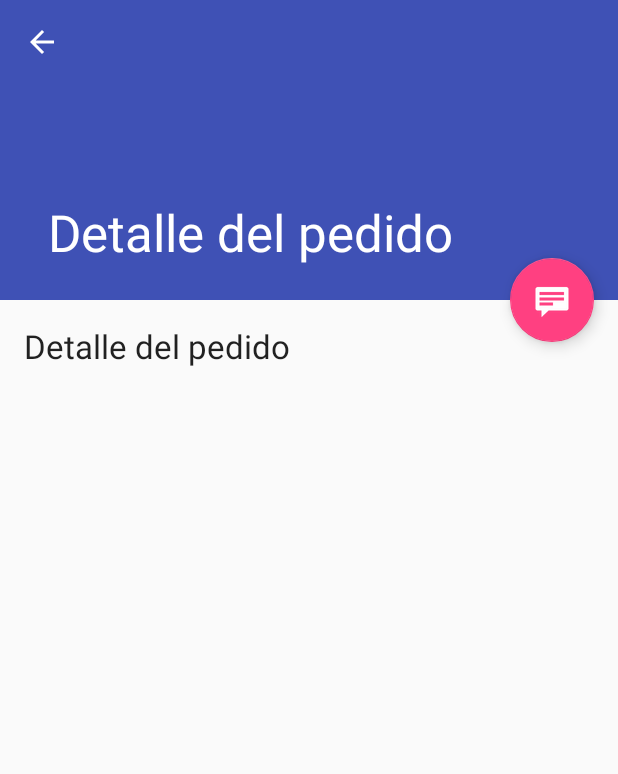
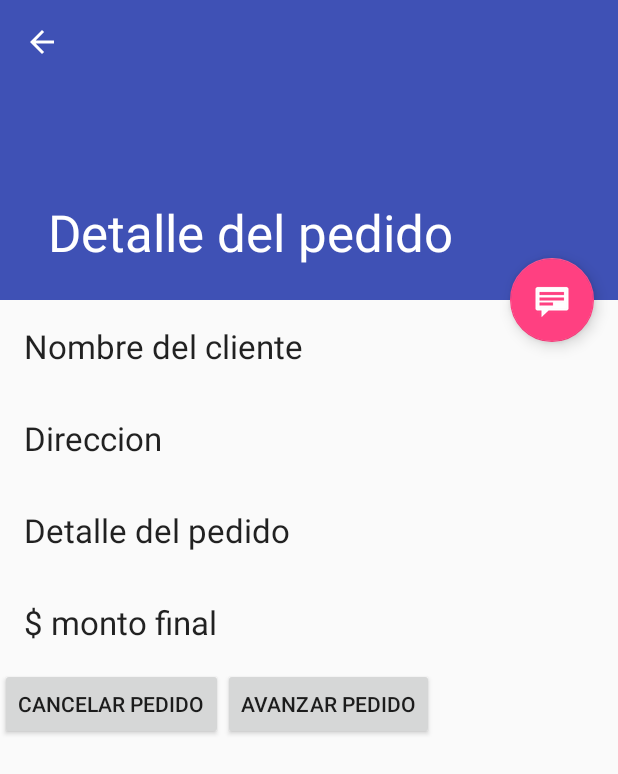
Before and after one commit to MartinEGonzalez95/TrabajoCIU, an Android app: the PedidoDetailFragment screen opened directly, with no data from a screen before it, on a phone screen of 412 x 824 dp. Shown: the top 774 px of the screen. Run offline under Robolectric (Android 15) with nearby library versions, the phone set to English and light mode, and no system bars; 2 statements that could not run were skipped.

Commit message:
se modificaron las vistas.

```diff
--- a/ClienteAndroid/app/src/main/java/edu/unq/tpi/ciu/dreamteam/clientedominosandroid/PedidoListActivity.java
+++ b/ClienteAndroid/app/src/main/java/edu/unq/tpi/ciu/dreamteam/clientedominosandroid/PedidoListActivity.java
@@ -73,7 +73,7 @@ public class PedidoListActivity extends AppCompatActivity {
             mTwoPane = true;
         }
 
-        final String BASE_URL = "http://localhost:9100";
+        final String BASE_URL = "http://10.12.5.96:9100/";
         final LoginBody usr = new LoginBody("Fperez","1234");
 
         Retrofit retrofit = new Retrofit.Builder()
--- a/DeliveryAndroid/app/src/main/res/layout/pedido_detail.xml
+++ b/DeliveryAndroid/app/src/main/res/layout/pedido_detail.xml
@@ -1,11 +1,78 @@
-<TextView xmlns:android="http://schemas.android.com/apk/res/android"
+<?xml version="1.0" encoding="utf-8"?>
+<LinearLayout xmlns:android="http://schemas.android.com/apk/res/android"
     xmlns:tools="http://schemas.android.com/tools"
-    android:id="@+id/pedido_detail"
-    style="?android:attr/textAppearanceLarge"
     android:layout_width="match_parent"
     android:layout_height="match_parent"
-    android:padding="16dp"
-    android:text="@string/title_pedido_detail"
-    android:textIsSelectable="true"
+    android:orientation="vertical">
 
-    tools:context="edu.unq.tpi.ciu.dreamteam.deliveryandroid.PedidoDetailFragment" />
+    <LinearLayout
+        android:layout_width="wrap_content"
+        android:layout_height="wrap_content"
+        android:gravity="bottom"
+        android:orientation="vertical">
+
+        <TextView
+            android:id="@+id/platos_nombre"
+            style="?android:attr/textAppearanceLarge"
+            android:layout_width="match_parent"
+            android:layout_height="wrap_content"
+            android:padding="16dp"
+            android:text="Nombre del cliente"
+
+            tools:context="edu.unq.tpi.ciu.dreamteam.deliveryandroid.PedidoDetailFragment" />
+
+        <TextView
+            android:id="@+id/pedido_delivery"
+            style="?android:attr/textAppearanceLarge"
+            android:layout_width="match_parent"
+            android:layout_height="wrap_content"
+            android:padding="16dp"
+            android:text="Direccion"
+            tools:context="edu.unq.tpi.ciu.dreamteam.deliveryandroid.PedidoDetailFragment" />
+
+
+        <TextView
+            android:id="@+id/pedido_detail"
+            style="?android:attr/textAppearanceLarge"
+            android:layout_width="match_parent"
+            android:layout_height="wrap_content"
+            android:padding="16dp"
+            android:text="@string/title_pedido_detail"
+            tools:context="edu.unq.tpi.ciu.dreamteam.deliveryandroid.PedidoDetailFragment" />
+
+        <TextView
+            android:id="@+id/pedido_monto"
+            style="?android:attr/textAppearanceLarge"
+            android:layout_width="match_parent"
+            android:layout_height="wrap_content"
+            android:padding="16dp"
+            android:text="$ monto final "
+            tools:context="edu.unq.tpi.ciu.dreamteam.deliveryandroid.PedidoDetailFragment" />
+
+
+    </LinearLayout>
+
+
+    <LinearLayout
+        android:layout_width="match_parent"
+        android:layout_height="wrap_content"
+        android:layout_gravity="bottom"
+        android:gravity="bottom"
+        android:orientation="horizontal">
+
+        <Button
+            android:id="@+id/button_cancelar"
+            android:layout_width="wrap_content"
+            android:layout_height="wrap_content"
+            android:text="@string/estado_cancelar" />
+
+        <Button
+
+            android:id="@+id/button_avanzar"
+            android:layout_width="wrap_content"
+            android:layout_height="wrap_content"
+            android:text="@string/estado_siguiente" />
+
+    </LinearLayout>
+
+</LinearLayout>
--- a/DeliveryAndroid/app/src/main/res/values/strings.xml
+++ b/DeliveryAndroid/app/src/main/res/values/strings.xml
@@ -6,7 +6,10 @@
     <string name="pedido_numero">n°: </string>
     <string name="pedido_estado">Estado </string>
 
+    <string name="pedido_cliente_nombre">Nombre: </string>
+
     <string name="estado_cancelar"> Cancelar pedido </string>
     <string name="estado_siguiente">Avanzar pedido </string>
+    <string name="pedido_platos_nombre">Plato1</string>
 
 </resources>
```
Also changed, not shown: DeliveryAndroid/app/src/main/java/edu/unq/tpi/ciu/dreamteam/deliveryandroid/domain/Pedido.java (+11 -0 lines), DeliveryAndroid/app/src/main/java/edu/unq/tpi/ciu/dreamteam/deliveryandroid/domain/Plato.java (added, +29 -0 lines), DeliveryAndroid/app/src/main/res/layout/pedido_list_content.xml (+4 -5 lines).
